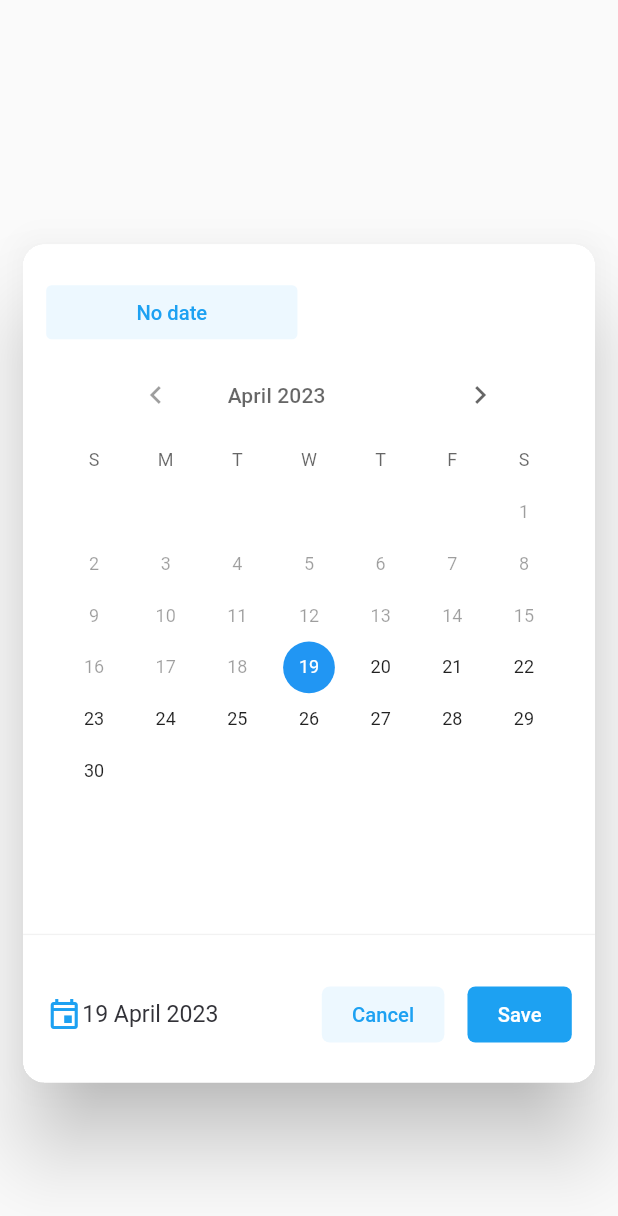
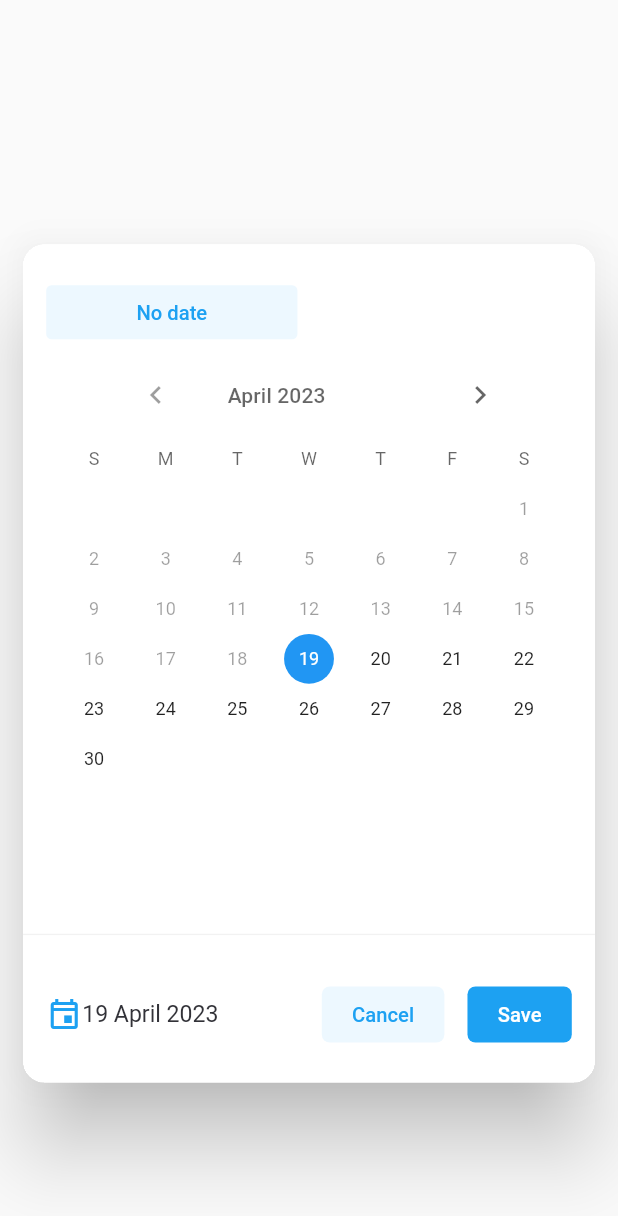
Before and after one commit to vpsines/employee_app, a Flutter app: the _DatePickerDialog widget shown alone on an empty page, opened directly with empty values, on a phone screen of 412 x 824 dp. Shown: the top 1216 px of the screen. Run offline on Flutter 3.47's test engine with Material 2 defaults, Android fonts, the phone set to English and light mode, and no system bars; our stand-ins replace flutter_screenutil, google_fonts, sqflite; accounts and stored records are empty.

Commit message:
style: render issue fix

```diff
--- a/lib/widgets/dialogs/date_picker_dialog.dart
+++ b/lib/widgets/dialogs/date_picker_dialog.dart
@@ -213,7 +213,7 @@ class _DatePickerDialogState extends State<_DatePickerDialog> {
                     ),
                     SizedBox(height:24.h),
                     SizedBox(
-                      height: 330.h,
+                      height: 320.h,
                       child: picker.CalendarDatePicker(
                         initialDate: _selectedDate,
                         firstDate: widget.firstDate ?? DateTime(1950),
```
